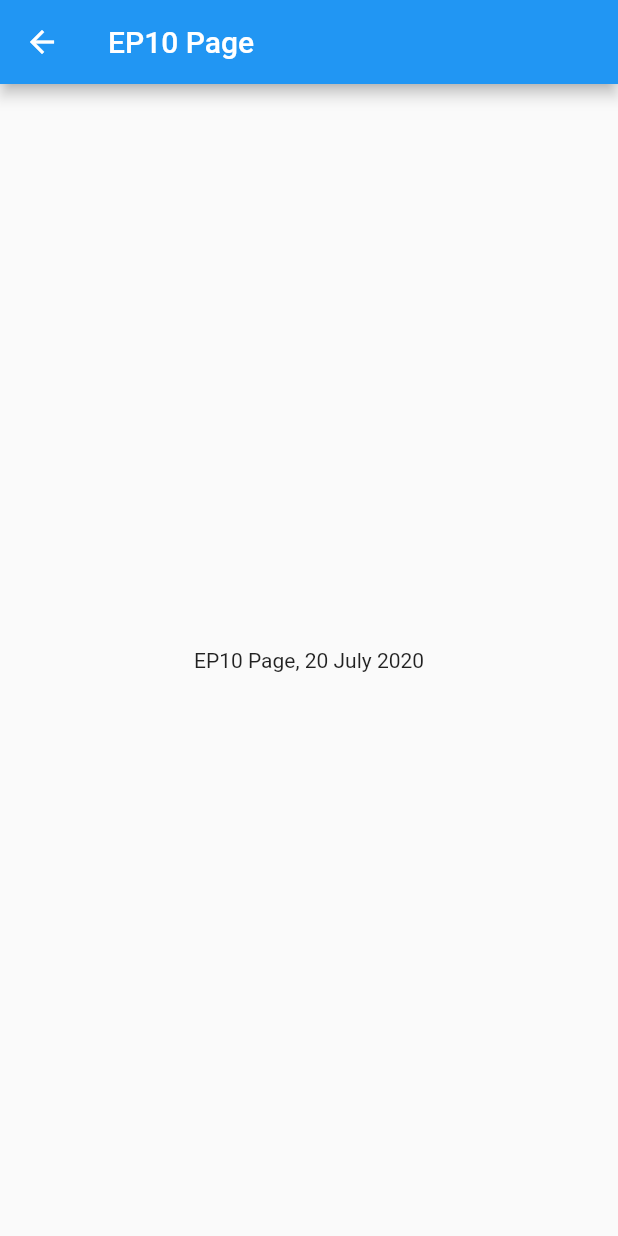
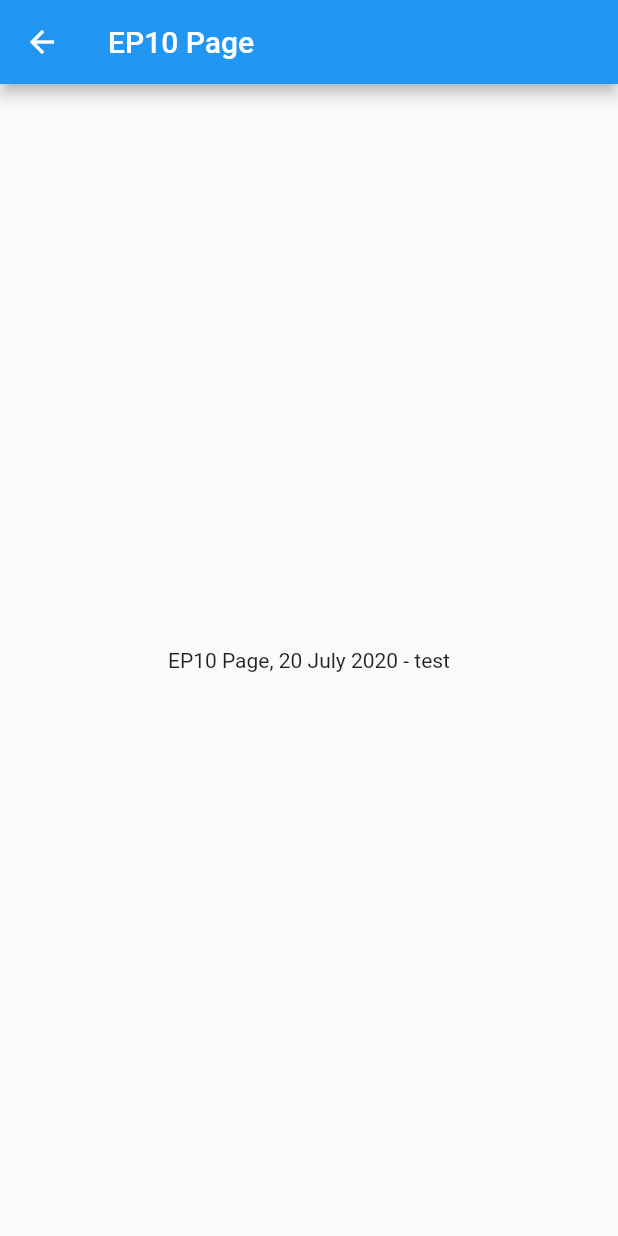
Before and after one commit to traitet/Ep10_REV1, a Flutter app: the Ep10Page screen opened directly, on a phone screen of 412 x 824 dp. Run offline on Flutter 3.47's test engine with Material 2 defaults, Android fonts, the phone set to English and light mode, and no system bars.

```diff
--- a/lib/page/Ep10Page.dart
+++ b/lib/page/Ep10Page.dart
@@ -29,7 +29,7 @@ class _Ep10PageState extends State<Ep10Page> {
     return Scaffold(
       appBar: AppBar(title: Text('EP10 Page'),),
       body:
-      Center(child: Text('EP10 Page, 20 July 2020')),
+      Center(child: Text('EP10 Page, 20 July 2020 - test')),
       // Container(
       //   color: Colors.amber,
       //   child: Text('Test'),
```
